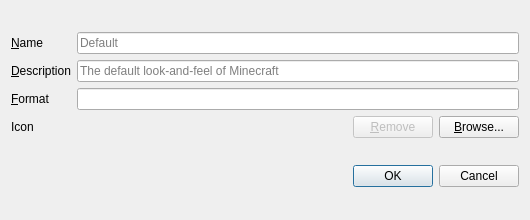
Before: the Qt Designer form launcher/ui/dialogs/CreateEmptyResourcePackDialog.ui in PrismLauncher/PrismLauncher, drawn with Qt 5.
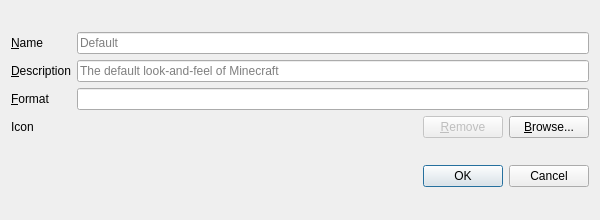
After: the same form once the commit is applied.

Commit message: Allow dialog to be shrunk

```diff
--- a/launcher/ui/dialogs/CreateEmptyResourcePackDialog.ui
+++ b/launcher/ui/dialogs/CreateEmptyResourcePackDialog.ui
@@ -6,7 +6,7 @@
    <rect>
     <x>0</x>
     <y>0</y>
-    <width>530</width>
+    <width>600</width>
     <height>220</height>
    </rect>
   </property>
```
Left out of the diff: 12 changed lines with no effect on the pictures.
